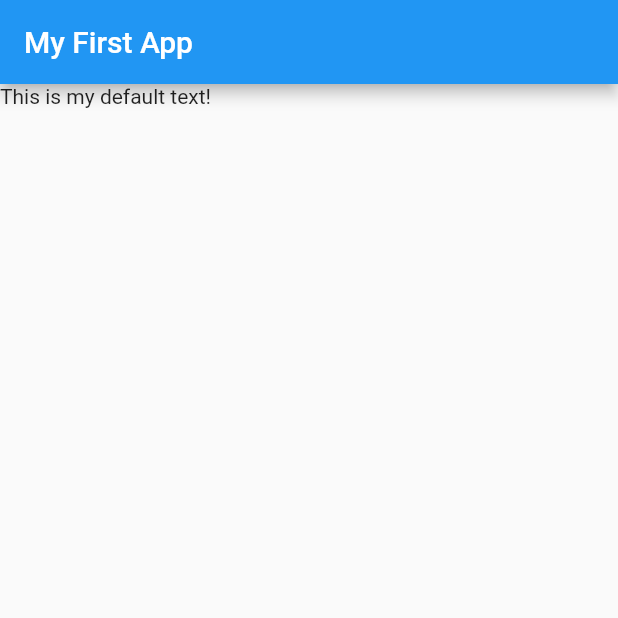
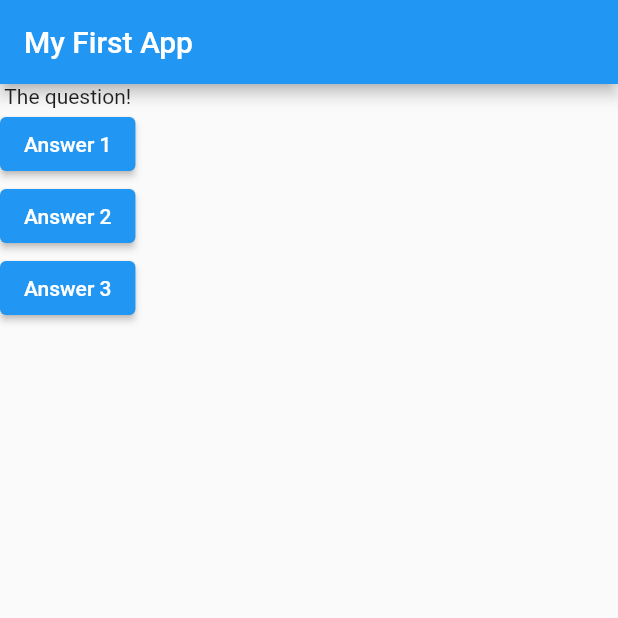
Before and after one commit to yusoofsh/demind, a Flutter app: the screen it shows after launch, on a phone screen of 412 x 824 dp, the top half of it. Run offline on Flutter 3.47's test engine with Material 2 defaults, Android fonts, the phone set to English and light mode, and no system bars.

Commit message:
feat(basics): :sparkles: column ElevatedButton anonymous functions

```diff
--- a/basics/lib/main.dart
+++ b/basics/lib/main.dart
@@ -3,6 +3,10 @@
 void main() => runApp(MyApp());
 
 class MyApp extends StatelessWidget {
+  void answerQuestion() {
+    print('Answer chosen!');
+  }
+
   @override
   Widget build(context) {
     return MaterialApp(
@@ -10,7 +14,26 @@
         appBar: AppBar(
           title: Text('My First App'),
         ),
-        body: Text('This is my default text!'),
+        body: Column(
+          children: [
+            Text('The question!'),
+            ElevatedButton(
+              child: Text('Answer 1'),
+              onPressed: answerQuestion,
+            ),
+            ElevatedButton(
+              child: Text('Answer 2'),
+              onPressed: () => print('Answer 2 chosen!'),
+            ),
+            ElevatedButton(
+              child: Text('Answer 3'),
+              onPressed: () {
+                // ...
+                print('Answer 3 chosen');
+              },
+            ),
+          ],
+        ),
       ),
     );
   }
```
Also changed, not shown: 1 other file.
